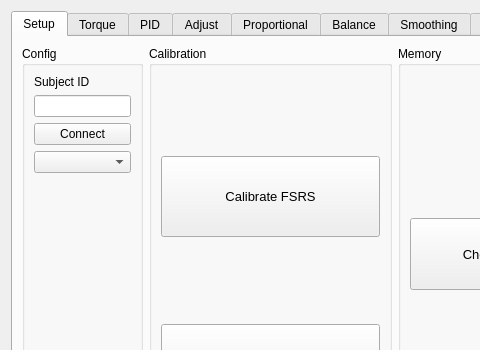
Qt form src/biomech_gui/resource/gui_widget.ui (naubiomech/ExoGui) before a commit; both pictures show x 0 to 480 and y 0 to 350 of the 1309 by 859 pixel window.
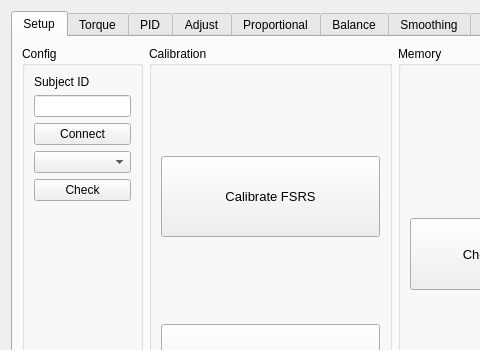
The same form after that commit.

Commit message: Added a check button

```diff
--- a/src/biomech_gui/resource/gui_widget.ui
+++ b/src/biomech_gui/resource/gui_widget.ui
@@ -326,6 +326,13 @@
           <item>
            <widget class="QComboBox" name="bluetoothSelectBox"/>
           </item>
+          <item>
+           <widget class="QPushButton" name="bluetoothCheckButton">
+            <property name="text">
+             <string>Check</string>
+            </property>
+           </widget>
+          </item>
           <item>
            <spacer name="verticalSpacer_5">
             <property name="orientation">
```
